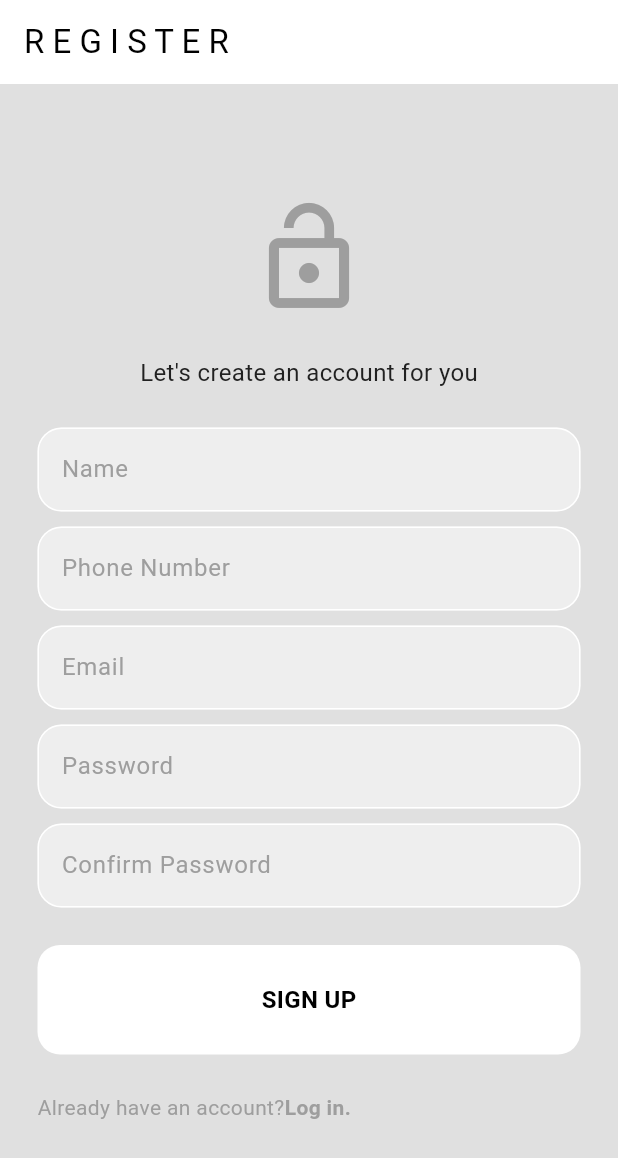
After one commit to namwambaobu/Auth_BLM_APP2, a Flutter app: the screen it shows after launch, after a tap on "Register now.", on a phone screen of 412 x 824 dp. The commit adds this screen. Shown: the top 1158 px of the screen. Run offline on Flutter 3.47's test engine with Material 3 defaults, Android fonts, the phone set to English and light mode, and no system bars; our stand-ins replace firebase_auth, firebase_core, flutter_bloc; accounts and stored records are empty.

Commit message:
Added the register page and home page plus authentication checkers

```diff
--- a/lib/Features/Auth/components/my_button.dart
+++ b/lib/Features/Auth/components/my_button.dart
@@ -3,7 +3,7 @@ import 'package:flutter/material.dart';
 class MyButton extends StatelessWidget {
   final void Function()? onTap;
   final String text;
-  MyButton({super.key, required this.onTap, required this.text});
+  const MyButton({super.key, required this.onTap, required this.text});
 
   @override
   Widget build(BuildContext context) {
--- a/lib/Features/Auth/components/my_textfield.dart
+++ b/lib/Features/Auth/components/my_textfield.dart
@@ -4,7 +4,7 @@ class MyTextfield extends StatelessWidget {
   final TextEditingController controller;
   final String hintText;
   final bool obsecureText;
-  MyTextfield({
+  const MyTextfield({
     super.key,
     required this.controller,
     required this.hintText,
--- /dev/null
+++ b/lib/Features/Auth/presentation/pages/auth_page.dart
@@ -0,0 +1,36 @@
+/*
+
+Auth Page - Determines whether to show the login page or the Register page
+
+*/
+import 'package:flutter/material.dart';
+import 'package:flutter_application_1/Features/Auth/presentation/pages/login_page.dart';
+import 'package:flutter_application_1/Features/Auth/presentation/pages/register_page.dart';
+
+class AuthPage extends StatefulWidget {
+  const AuthPage({super.key});
+
+  @override
+  State<AuthPage> createState() => _AuthPageState();
+}
+
+class _AuthPageState extends State<AuthPage> {
+  //Initially show thw Login page
+  bool showLoginPage = true;
+
+  //toggle method to move between the pages
+  void togglePages() {
+    setState(() {
+      showLoginPage = !showLoginPage;
+    });
+  }
+
+  @override
+  Widget build(BuildContext context) {
+    if (showLoginPage) {
+      return LoginPage(togglePages: togglePages);
+    } else {
+      return RegisterPage(togglePages: togglePages);
+    }
+  }
+}
--- a/lib/Features/Auth/presentation/pages/login_page.dart
+++ b/lib/Features/Auth/presentation/pages/login_page.dart
@@ -16,12 +16,14 @@ import 'package:flutter_application_1/Features/Auth/components/my_button.dart';
 import 'package:flutter_application_1/Features/Auth/components/my_textfield.dart';
 
 class LoginPage extends StatefulWidget {
-  const LoginPage({super.key});
+  final void Function() togglePages;
+  const LoginPage({super.key, required this.togglePages});
 
   @override
   State<LoginPage> createState() => _loginPageState();
 }
 
+// ignore: camel_case_types
 class _loginPageState extends State<LoginPage> {
   final emailController = TextEditingController();
   final pwController = TextEditingController();
@@ -97,11 +99,14 @@ class _loginPageState extends State<LoginPage> {
                     color: Theme.of(context).colorScheme.primary,
                   ),
                 ),
-                Text(
-                  "Register now.",
-                  style: TextStyle(
-                    fontWeight: FontWeight.bold,
-                    color: Theme.of(context).colorScheme.primary,
+                GestureDetector(
+                  onTap: widget.togglePages,
+                  child: Text(
+                    "Register now.",
+                    style: TextStyle(
+                      fontWeight: FontWeight.bold,
+                      color: Theme.of(context).colorScheme.primary,
+                    ),
                   ),
                 ),
               ],
--- /dev/null
+++ b/lib/Features/Auth/presentation/pages/register_page.dart
@@ -0,0 +1,119 @@
+import 'package:flutter/material.dart';
+import 'package:flutter_application_1/Features/Auth/components/my_button.dart';
+import 'package:flutter_application_1/Features/Auth/components/my_textfield.dart';
+
+class RegisterPage extends StatefulWidget {
+  final void Function() togglePages;
+  RegisterPage({super.key, required this.togglePages});
+
+  @override
+  State<RegisterPage> createState() => _RegisterPageState();
+}
+
+class _RegisterPageState extends State<RegisterPage> {
+  final nameController = TextEditingController();
+  final phoneController = TextEditingController();
+
+  final emailController = TextEditingController();
+  final pwController = TextEditingController();
+  final confirmPasswordController = TextEditingController();
+
+  //Register button pressed
+
+  @override
+  Widget build(BuildContext context) {
+    return Scaffold(
+      appBar: AppBar(title: Text("R E G I S T E R")),
+      body: Padding(
+        padding: const EdgeInsets.symmetric(horizontal: 25.0),
+        child: Column(
+          mainAxisAlignment: MainAxisAlignment.center,
+          children: [
+            //logo
+            Icon(
+              Icons.lock_open,
+              size: 80,
+              color: Theme.of(context).colorScheme.primary,
+            ),
+            const SizedBox(height: 25),
+            //Aappname
+            Text(
+              "Let's create an account for you",
+              style: TextStyle(
+                fontSize: 16,
+                color: Theme.of(context).colorScheme.inversePrimary,
+              ),
+            ),
+            const SizedBox(height: 25),
+            //NAME
+            MyTextfield(
+              controller: nameController,
+              hintText: "Name",
+              obsecureText: false,
+            ),
+            const SizedBox(height: 10),
+            //PHONE NUMBER
+            MyTextfield(
+              controller: phoneController,
+              hintText: "Phone Number",
+              obsecureText: false,
+            ),
+            const SizedBox(height: 10),
+
+            //EMAIL  TEXT FIELD
+            MyTextfield(
+              controller: emailController,
+              hintText: "Email",
+              obsecureText: false,
+            ),
+            const SizedBox(height: 10),
+
+            //pASSWORD TEXTFIELD
+            MyTextfield(
+              controller: pwController,
+              hintText: "Password",
+              obsecureText: true,
+            ),
+            const SizedBox(height: 10),
+            //CONFIRM PASSWERD
+            MyTextfield(
+              controller: confirmPasswordController,
+              hintText: "Confirm Password",
+              obsecureText: true,
+            ),
+            const SizedBox(height: 25),
+
+            //SIGN UP BUTTON
+            MyButton(onTap: () {}, text: "SIGN UP"),
+            //OAUTH SIGN IN LATER.. (google + apple
+            const SizedBox(height: 25),
+
+            //ALREADY HAYE AN ACCOUNT SIGN UP
+            Row(
+              children: [
+                Text(
+                  "Already have an account?",
+                  style: TextStyle(
+                    color: Theme.of(context).colorScheme.primary,
+                  ),
+                ),
+                GestureDetector(
+                  onTap: widget.togglePages,
+                  child: Text(
+                    "Log in.",
+                    style: TextStyle(
+                      fontWeight: FontWeight.bold,
+                      color: Theme.of(context).colorScheme.primary,
+                    ),
+                  ),
+                ),
+              ],
+            ),
+            //
+            //
+          ],
+        ),
+      ),
+    );
+  }
+}
--- /dev/null
+++ b/lib/Features/Home/presentation/pages/home_page.dart
@@ -0,0 +1,10 @@
+import 'package:flutter/material.dart';
+
+class HomePage extends StatelessWidget {
+  const HomePage({super.key});
+
+  @override
+  Widget build(BuildContext context) {
+    return const Scaffold();
+  }
+}
--- a/lib/main.dart
+++ b/lib/main.dart
@@ -1,26 +1,66 @@
 import 'package:firebase_core/firebase_core.dart';
 import 'package:flutter/material.dart';
 import 'package:flutter_application_1/Features/Auth/Themes/light_mode.dart';
-import 'package:flutter_application_1/Features/Auth/presentation/pages/login_page.dart';
+import 'package:flutter_application_1/Features/Auth/data/firebase_auth_repo.dart';
+import 'package:flutter_application_1/Features/Auth/presentation/cubits/auth_cubit.dart';
+import 'package:flutter_application_1/Features/Auth/presentation/cubits/auth_states.dart';
+import 'package:flutter_application_1/Features/Auth/presentation/pages/auth_page.dart';
+import 'package:flutter_application_1/Features/Home/presentation/pages/home_page.dart';
 import 'package:flutter_application_1/firebase_options.dart';
+import 'package:flutter_bloc/flutter_bloc.dart';
 
 void main() async {
   //Firebase Set up
   WidgetsFlutterBinding.ensureInitialized();
   await Firebase.initializeApp(options: DefaultFirebaseOptions.currentPlatform);
   //RunApp
-  runApp(const MyApp());
+  runApp(MyApp());
 }
 
 class MyApp extends StatelessWidget {
-  const MyApp({super.key});
+  MyApp({super.key});
+  //authrepo
+  final firebaseAuthRepo = FirebaseAuthRepo();
 
   @override
   Widget build(BuildContext context) {
-    return MaterialApp(
-      debugShowCheckedModeBanner: false,
-      home: const LoginPage(),
-      theme: lightMode,
+    return MultiBlocProvider(
+      //PROVIDES THE CUBITS TO THE APP
+      providers: [
+        //AUTH CUBIT
+        BlocProvider<AuthCubit>(
+          create: (context) =>
+              AuthCubit(authRepo: firebaseAuthRepo)..checkAuth(),
+        ),
+      ],
+      child: MaterialApp(
+        debugShowCheckedModeBanner: false,
+        theme: lightMode,
+        home: BlocConsumer<AuthCubit, AuthState>(
+          builder: (context, state) {
+            print(state);
+            //unauthenticated
+            if (state is Unauthenticated) {
+              return AuthPage();
+            }
+            //authenticared -> HomwPage()
+            if (state is Authenticated) {
+              return HomePage();
+            }
+            //loading...
+            else {
+              return Center(child: CircularProgressIndicator());
+            }
+          },
+          listener: (context, state) {
+            if (state is AuthError) {
+              ScaffoldMessenger.of(
+                context,
+              ).showSnackBar(SnackBar(content: Text(state.message)));
+            }
+          },
+        ),
+      ),
     );
   }
 }
```
Also changed, not shown: 2 other files.
